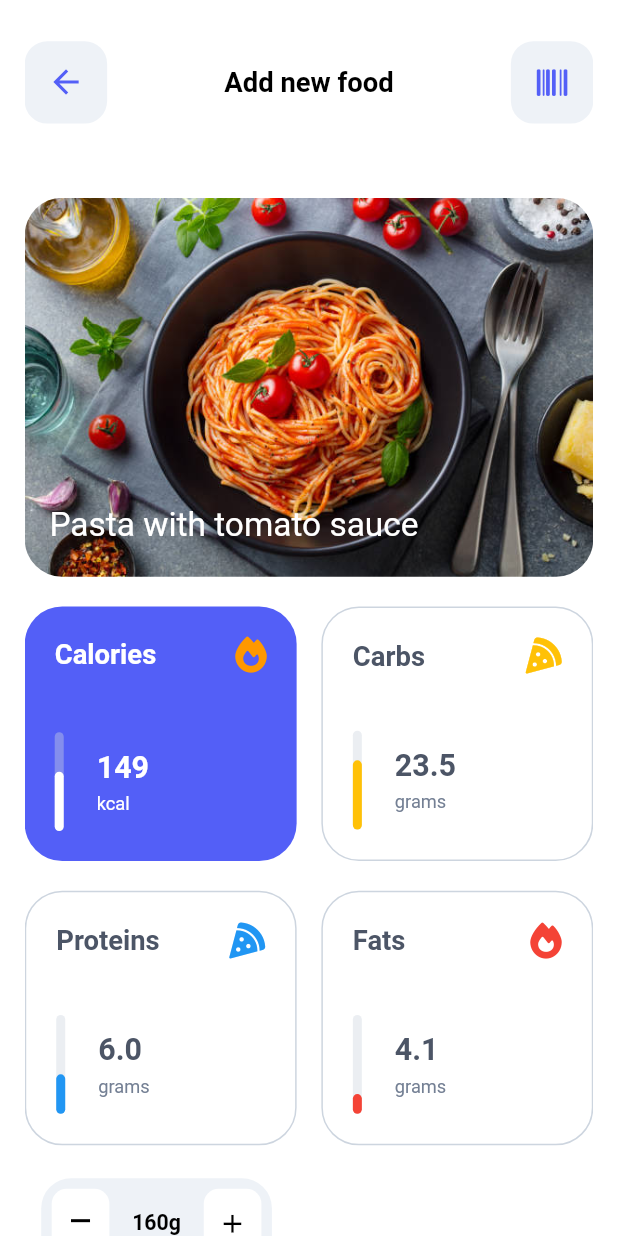
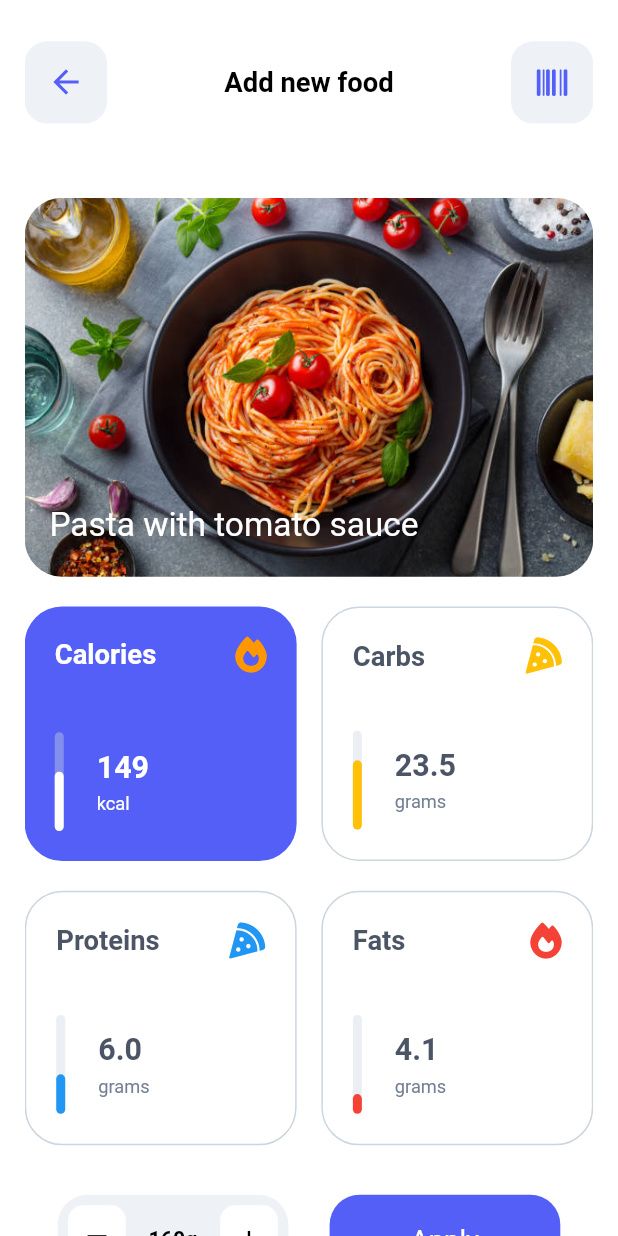
Before and after one commit to mahdinazmi/Flutter-Nutrition-UI, a Flutter app: the AddFoodBody screen opened directly, on a phone screen of 412 x 824 dp. Run offline on Flutter 3.47's test engine with Material 2 defaults, Android fonts, the phone set to English and light mode, and no system bars; drawn by our look-alikes of percent_indicator; our stand-ins replace dot_navigation_bar, flutter_screenutil, flutter_svg, font_awesome_flutter.

Commit message:
Implement Apply Button

```diff
--- a/lib/screen/add-food/widget/change-amount.dart
+++ b/lib/screen/add-food/widget/change-amount.dart
@@ -19,9 +19,9 @@ class _ChangeAmountState extends State < ChangeAmount > {
   Widget build(BuildContext context) {
     return Container(
       height: 55. w,
-      margin: EdgeInsets.only(top: 20. w, bottom: 20. w, left: 10. w, right: 10. w),
-      //color: Colors.green,
+      margin: EdgeInsets.only(top: 30. w, left: 20. w, right: 20. w),
       child: Row(
+        mainAxisAlignment: MainAxisAlignment.spaceBetween,
         children: [
           Container(
             height: 55. w,
@@ -91,6 +91,24 @@ class _ChangeAmountState extends State < ChangeAmount > {
                 ),
               ],
             ),
+          ),
+          Container(
+            height: 55. w,
+            width: 140. w,
+            padding: EdgeInsets.all(7),
+            decoration: BoxDecoration(
+              color: AppColors.colorPrimary,
+              borderRadius: BorderRadius.circular(20)
+            ),
+            child: Center(
+              child: Text(
+                'Apply',
+                style: TextStyle(
+                  color: Colors.white,
+                  fontSize: 18.sp
+                ),
+              ),
+            ),
           )
         ],
       ),
```
